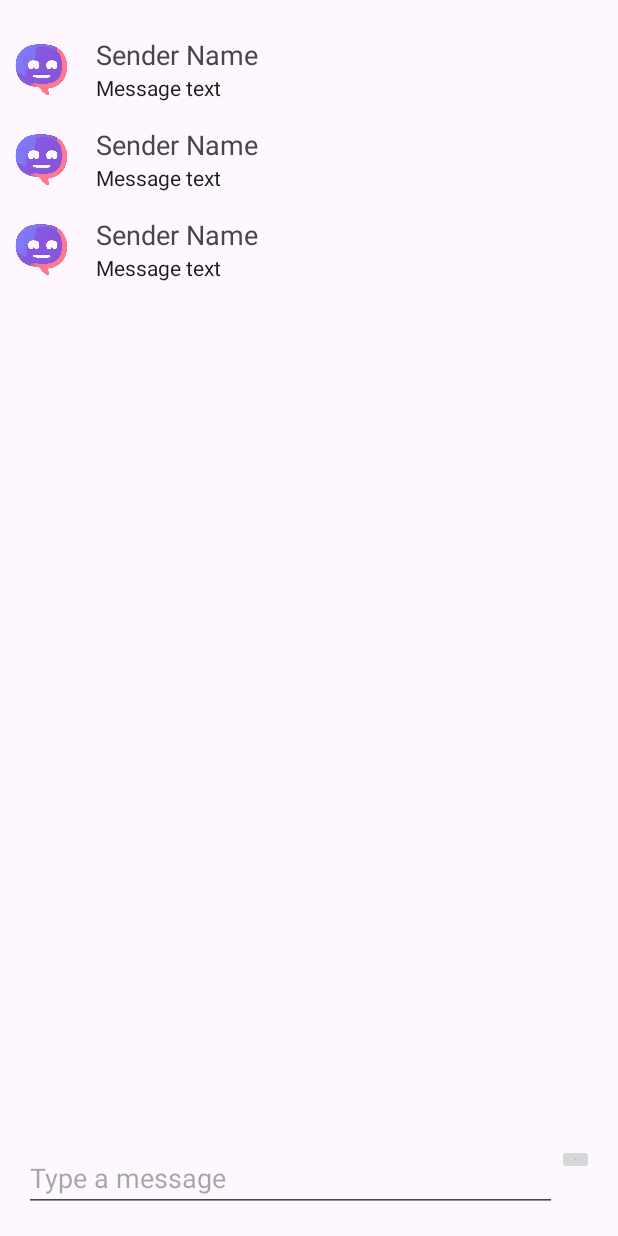
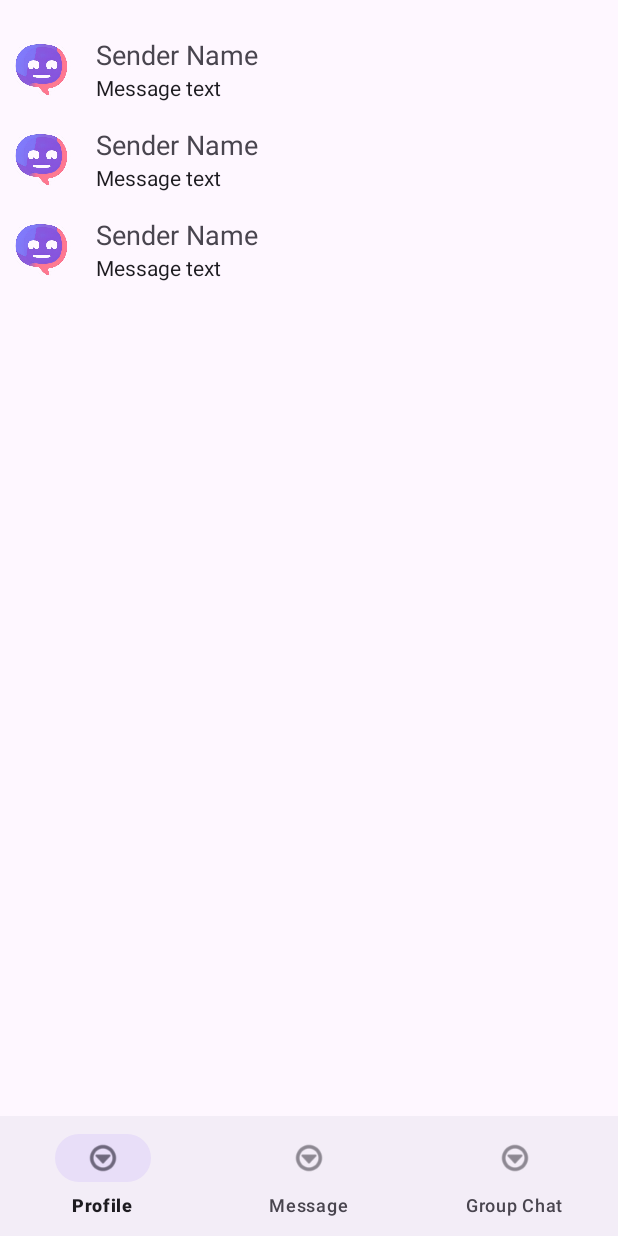
Before and after one commit to ManicDailyDev/ChatApp, an Android app: the layout activity_chat.xml on its own in the app's theme, with its tools: preview values and no code run, on a phone screen of 412 x 824 dp. Run offline under Robolectric (Android 15) with nearby library versions, the phone set to English and light mode, and no system bars.

Commit message:
00 stage

```diff
--- a/app/src/main/java/com/example/facebookclone/Adapters/ChatAdapter.kt
+++ b/app/src/main/java/com/example/facebookclone/Adapters/ChatAdapter.kt
@@ -32,7 +32,7 @@ class ChatAdapter : RecyclerView.Adapter<ChatAdapter.MessageViewHolder>() {
 
     inner class MessageViewHolder(itemView: View) : RecyclerView.ViewHolder(itemView) {
         fun bind(message: Message) {
-            itemView.findViewById<TextView>(R.id.textViewMessageText).text = message.messageText
+            itemView.findViewById<TextView>(R.id.textViewMessageText).text = message.text
             // Set other message details as needed
         }
     }
--- a/app/src/main/java/com/example/facebookclone/Chat/ChatActivity.kt
+++ b/app/src/main/java/com/example/facebookclone/Chat/ChatActivity.kt
@@ -8,6 +8,8 @@ import com.example.facebookclone.Fragment.MessageFragment
 import com.example.facebookclone.Fragment.ProfileFragment
 import com.example.facebookclone.R
 import com.example.facebookclone.databinding.ActivityChatBinding
+import com.google.android.material.bottomnavigation.BottomNavigationView
+
 
 class ChatActivity : AppCompatActivity() {
 
--- a/app/src/main/java/com/example/facebookclone/Chat/ChatDetailActivity.kt
+++ b/app/src/main/java/com/example/facebookclone/Chat/ChatDetailActivity.kt
@@ -1,8 +1,10 @@
 package com.example.facebookclone.Chat
 
 import android.os.Bundle
+import androidx.appcompat.app.AppCompatActivity
 import androidx.recyclerview.widget.LinearLayoutManager
 import com.example.facebookclone.DataClasses.Message
+import com.example.facebookclone.adapter.MessageAdapter
 import com.example.facebookclone.databinding.ActivityChatBinding
 import com.google.firebase.auth.FirebaseAuth
 import com.google.firebase.firestore.FirebaseFirestore
@@ -11,7 +13,7 @@ class ChatDetailActivity : AppCompatActivity() {
 
     private lateinit var binding: ActivityChatBinding
     private lateinit var db: FirebaseFirestore
-    private lateinit var messagesAdapter: MessagesAdapter
+    private lateinit var messagesAdapter: MessageAdapter
     private lateinit var userId: String
 
     override fun onCreate(savedInstanceState: Bundle?) {
@@ -23,7 +25,7 @@ class ChatDetailActivity : AppCompatActivity() {
         db = FirebaseFirestore.getInstance()
 
         binding.recyclerViewMessages.layoutManager = LinearLayoutManager(this)
-        messagesAdapter = MessagesAdapter()
+        messagesAdapter = MessageAdapter() // Correctly instantiate MessageAdapter
         binding.recyclerViewMessages.adapter = messagesAdapter
 
         loadMessages()
--- a/app/src/main/res/layout/activity_chat.xml
+++ b/app/src/main/res/layout/activity_chat.xml
@@ -51,5 +51,13 @@
 
         </LinearLayout>
 
+        <!-- Bottom Navigation View -->
+        <com.google.android.material.bottomnavigation.BottomNavigationView
+            android:id="@+id/bottomnavigationbuttons"
+            android:layout_width="match_parent"
+            android:layout_height="wrap_content"
+            android:layout_alignParentBottom="true"
+            app:menu="@menu/bottom_navigation_menu"
+            app:layout_constraintBottom_toBottomOf="parent" />
     </androidx.constraintlayout.widget.ConstraintLayout>
 </layout>
--- a/gradle/libs.versions.toml
+++ b/gradle/libs.versions.toml
@@ -1,5 +1,5 @@
 [versions]
-agp = "8.4.1"
+agp = "8.5.2"
 compiler = "4.12.0"
 exifinterface = "1.3.7"
 firebaseBom = "32.8.1"
```
Also changed, not shown: app/src/main/java/com/example/facebookclone/Adapters/MessageAdapter.kt (+10 -5 lines), app/src/main/java/com/example/facebookclone/Fragment/MessageFragment.kt (+6 -5 lines), app/src/main/java/com/example/facebookclone/OnlineUserAdapter.kt (+7 -3 lines), gradle/wrapper/gradle-wrapper.properties, 1 other file.
